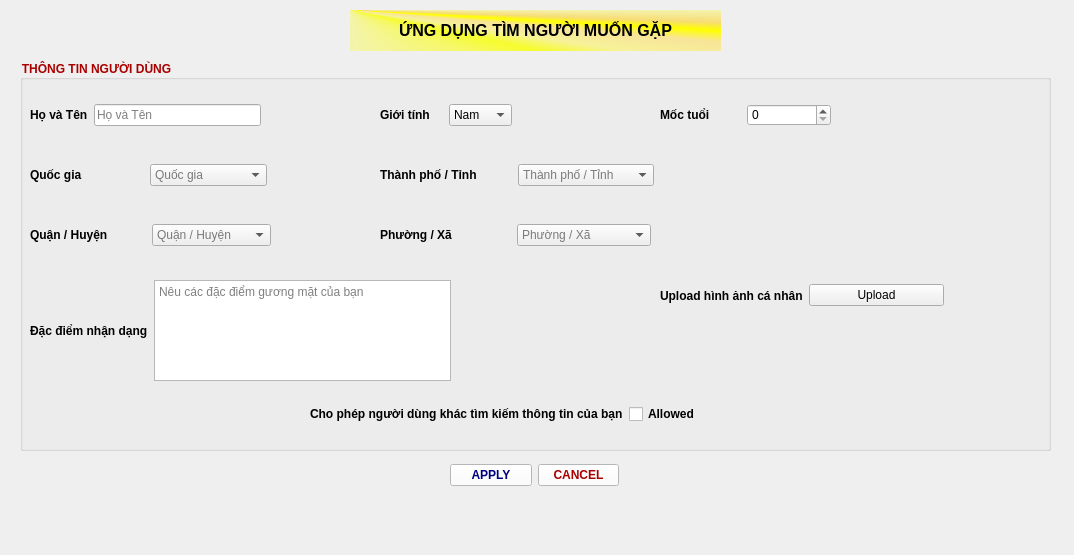
Qt form client/frontend/ui/new_app.ui (DacLuc/relative_face_recognition_app) before a commit.
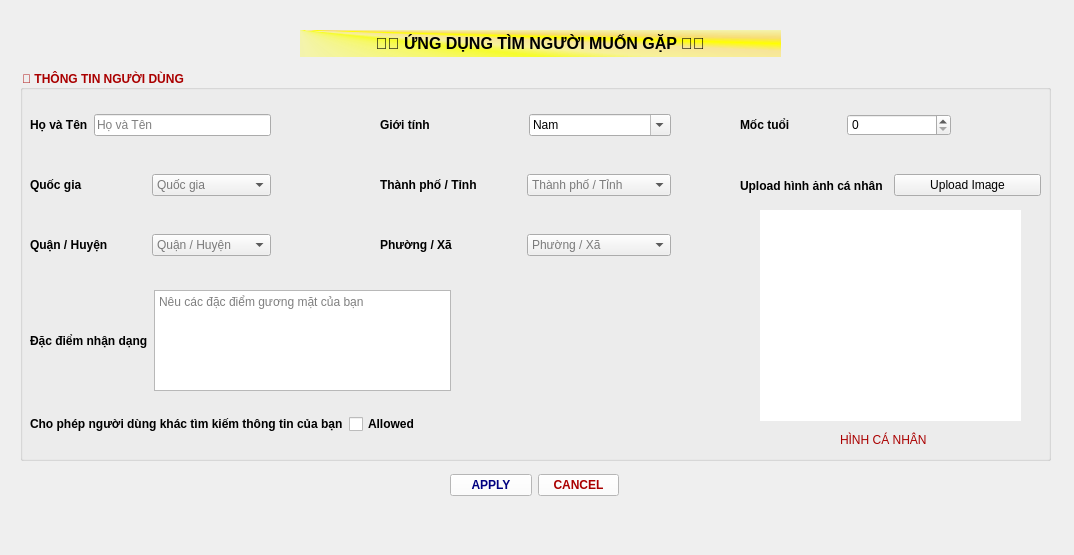
The same form after that commit. Icons and pictures are not drawn.

Commit message: complete upload image's user_info

Diff of the .ui file:
```diff
--- a/client/frontend/ui/new_app.ui
+++ b/client/frontend/ui/new_app.ui
@@ -17,58 +17,11 @@
    <bool>true</bool>
   </property>
   <widget class="QWidget" name="centralwidget">
-   <widget class="QLabel" name="title_label">
-    <property name="geometry">
-     <rect>
-      <x>350</x>
-      <y>10</y>
-      <width>371</width>
-      <height>41</height>
-     </rect>
-    </property>
-    <property name="font">
-     <font>
-      <pointsize>12</pointsize>
-      <bold>true</bold>
-     </font>
-    </property>
-    <property name="cursor">
-     <cursorShape>PointingHandCursor</cursorShape>
-    </property>
-    <property name="mouseTracking">
-     <bool>true</bool>
-    </property>
-    <property name="tabletTracking">
-     <bool>true</bool>
-    </property>
-    <property name="layoutDirection">
-     <enum>Qt::LeftToRight</enum>
-    </property>
-    <property name="autoFillBackground">
-     <bool>false</bool>
-    </property>
-    <property name="styleSheet">
-     <string notr="true">background-color: qconicalgradient(cx:0, cy:0, angle:135, stop:0 rgba(255, 255, 0, 69), stop:0.375 rgba(255, 255, 0, 69), stop:0.423533 rgba(251, 255, 0, 145), stop:0.45 rgba(247, 255, 0, 208), stop:0.477581 rgba(255, 244, 71, 130), stop:0.518717 rgba(255, 218, 71, 130), stop:0.55 rgba(255, 255, 0, 255), stop:0.57754 rgba(255, 203, 0, 130), stop:0.625 rgba(255, 255, 0, 69), stop:1 rgba(255, 255, 0, 69));
-color: rgb(0, 0, 0);</string>
-    </property>
-    <property name="text">
-     <string>&lt;html&gt;&lt;head/&gt;&lt;body&gt;&lt;p align=&quot;center&quot;&gt;ỨNG DỤNG TÌM NGƯỜI MUỐN GẶP&lt;/p&gt;&lt;/body&gt;&lt;/html&gt;</string>
-    </property>
-    <property name="scaledContents">
-     <bool>true</bool>
-    </property>
-    <property name="wordWrap">
-     <bool>true</bool>
-    </property>
-    <property name="openExternalLinks">
-     <bool>true</bool>
-    </property>
-   </widget>
    <widget class="QGroupBox" name="users_info">
     <property name="geometry">
      <rect>
       <x>20</x>
-      <y>60</y>
+      <y>70</y>
       <width>1031</width>
       <height>391</height>
      </rect>
@@ -86,7 +39,7 @@
 font: 700 9pt &quot;Segoe UI&quot;;</string>
     </property>
     <property name="title">
-     <string>THÔNG TIN NGƯỜI DÙNG</string>
+     <string>👨 THÔNG TIN NGƯỜI DÙNG</string>
     </property>
     <property name="checkable">
      <bool>false</bool>
@@ -96,7 +49,7 @@
       <rect>
        <x>360</x>
        <y>40</y>
-       <width>132</width>
+       <width>291</width>
        <height>30</height>
       </rect>
      </property>
@@ -134,6 +87,12 @@
          <string notr="true">color: rgb(0, 0, 0);
 font: 9pt &quot;Segoe UI&quot;;</string>
         </property>
+        <property name="editable">
+         <bool>true</bool>
+        </property>
+        <property name="currentText">
+         <string>Nam</string>
+        </property>
         <property name="insertPolicy">
          <enum>QComboBox::NoInsert</enum>
         </property>
@@ -162,9 +121,9 @@
     <widget class="QWidget" name="horizontalLayoutWidget">
      <property name="geometry">
       <rect>
-       <x>640</x>
+       <x>720</x>
        <y>40</y>
-       <width>171</width>
+       <width>211</width>
        <height>30</height>
       </rect>
      </property>
@@ -206,7 +165,7 @@
       <rect>
        <x>10</x>
        <y>40</y>
-       <width>231</width>
+       <width>241</width>
        <height>30</height>
       </rect>
      </property>
@@ -288,7 +247,7 @@
     <widget class="QWidget" name="horizontalLayoutWidget_5">
      <property name="geometry">
       <rect>
-       <x>290</x>
+       <x>10</x>
        <y>340</y>
        <width>475</width>
        <height>28</height>
@@ -338,9 +297,9 @@
     <widget class="QWidget" name="horizontalLayoutWidget_6">
      <property name="geometry">
       <rect>
-       <x>640</x>
-       <y>220</y>
-       <width>284</width>
+       <x>720</x>
+       <y>100</y>
+       <width>301</width>
        <height>31</height>
       </rect>
      </property>
@@ -379,7 +338,7 @@
 color: rgb(0, 0, 0);</string>
         </property>
         <property name="text">
-         <string>Upload</string>
+         <string>Upload Image</string>
         </property>
        </widget>
       </item>
@@ -399,7 +358,7 @@
        <number>2</number>
       </property>
       <property name="rightMargin">
-       <number>4</number>
+       <number>0</number>
       </property>
       <item>
        <widget class="QLabel" name="nation_label">
@@ -443,7 +402,7 @@
       <rect>
        <x>360</x>
        <y>160</y>
-       <width>271</width>
+       <width>291</width>
        <height>30</height>
       </rect>
      </property>
@@ -539,7 +498,7 @@
       <rect>
        <x>360</x>
        <y>100</y>
-       <width>274</width>
+       <width>291</width>
        <height>30</height>
       </rect>
      </property>
@@ -588,12 +547,47 @@
       </item>
      </layout>
     </widget>
+    <widget class="QLabel" name="label_user_img">
+     <property name="geometry">
+      <rect>
+       <x>740</x>
+       <y>140</y>
+       <width>261</width>
+       <height>211</height>
+      </rect>
+     </property>
+     <property name="styleSheet">
+      <string notr="true">background-color: rgb(255, 255, 255);</string>
+     </property>
+     <property name="text">
+      <string/>
+     </property>
+     <property name="pixmap">
+      <pixmap>../../../../../../Downloads/avatar-trang-69.jpg</pixmap>
+     </property>
+     <property name="scaledContents">
+      <bool>true</bool>
+     </property>
+    </widget>
+    <widget class="QLabel" name="label">
+     <property name="geometry">
+      <rect>
+       <x>820</x>
+       <y>360</y>
+       <width>113</width>
+       <height>20</height>
+      </rect>
+     </property>
+     <property name="text">
+      <string>HÌNH CÁ NHÂN</string>
+     </property>
+    </widget>
    </widget>
    <widget class="QWidget" name="horizontalLayoutWidget_7">
     <property name="geometry">
      <rect>
       <x>450</x>
-      <y>460</y>
+      <y>470</y>
       <width>169</width>
       <height>31</height>
      </rect>
@@ -634,6 +628,32 @@
      </item>
     </layout>
    </widget>
+   <widget class="QLabel" name="title_label">
+    <property name="geometry">
+     <rect>
+      <x>300</x>
+      <y>30</y>
+      <width>481</width>
+      <height>27</height>
+     </rect>
+    </property>
+    <property name="font">
+     <font>
+      <pointsize>12</pointsize>
+      <bold>true</bold>
+     </font>
+    </property>
+    <property name="mouseTracking">
+     <bool>true</bool>
+    </property>
+    <property name="styleSheet">
+     <string notr="true">background-color: qconicalgradient(cx:0, cy:0, angle:135, stop:0 rgba(255, 255, 0, 69), stop:0.375 rgba(255, 255, 0, 69), stop:0.423533 rgba(251, 255, 0, 145), stop:0.45 rgba(247, 255, 0, 208), stop:0.477581 rgba(255, 244, 71, 130), stop:0.518717 rgba(255, 218, 71, 130), stop:0.55 rgba(255, 255, 0, 255), stop:0.57754 rgba(255, 203, 0, 130), stop:0.625 rgba(255, 255, 0, 69), stop:1 rgba(255, 255, 0, 69));
+color: rgb(0, 0, 0);</string>
+    </property>
+    <property name="text">
+     <string>&lt;html&gt;&lt;head/&gt;&lt;body&gt;&lt;p align=&quot;center&quot;&gt;💑💑 ỨNG DỤNG TÌM NGƯỜI MUỐN GẶP 💑💑&lt;/p&gt;&lt;/body&gt;&lt;/html&gt;</string>
+    </property>
+   </widget>
   </widget>
   <widget class="QMenuBar" name="menubar">
    <property name="geometry">
```
Left out of the diff: 9 changed lines with no effect on the pictures. The commit also changes 7 other files.
